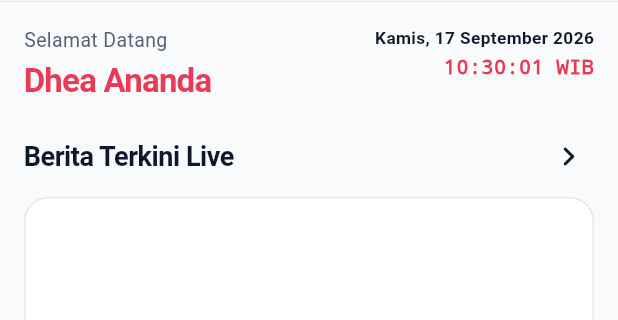
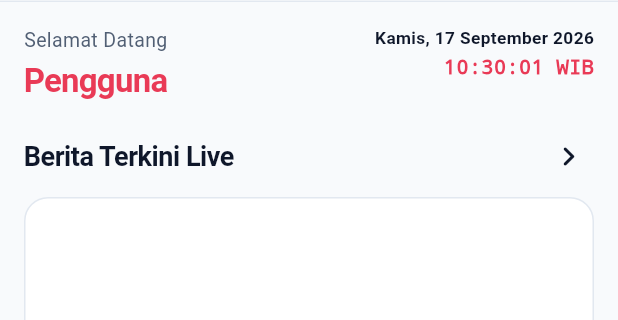
Before and after one commit to DheaIyaa6/KIMPUL, a Flutter app: the HomeScreen screen opened directly, on a phone screen of 412 x 824 dp, the part 88-408 px from its top. Run offline on Flutter 3.47's test engine with Material 3 defaults, Android fonts, the phone set to English and light mode, and no system bars; drawn by our look-alikes of webview_flutter; missing offline and left inert: webfeed_plus; accounts and stored records are empty; network calls fail.

Commit message:
Sambungin nama user dari login ke home dan profile

```diff
--- a/lib/screens/home_screen.dart
+++ b/lib/screens/home_screen.dart
@@ -17,7 +17,14 @@ import 'package:kimpul/screens/profile_screen.dart';
 import 'package:kimpul/screens/tradingview_screen.dart';
 
 class HomeScreen extends StatefulWidget {
-  const HomeScreen({super.key});
+  final String userName;
+  final String userEmail;
+
+  const HomeScreen({
+    super.key,
+    this.userName = 'Pengguna',
+    this.userEmail = '',
+  });
 
   @override
   State<HomeScreen> createState() => _HomeScreenState();
@@ -51,16 +58,8 @@ class _HomeScreenState extends State<HomeScreen> {
   List<NewsItem> _liveNewsItems = [];
   bool _isLoadingLiveNews = true;
 
-  // User Profile
-  final UserProfile _userProfile = UserProfile(
-    name: 'Dhea Ananda',
-    email: 'dhea@kimpul.com',
-    phone: '+62 812-3456-7890',
-    avatarUrl: 'https://i.pravatar.cc/300',
-    clientCode: 'KMP-8892',
-    accountNumber: '9928102831',
-    branch: 'Surabaya, Indonesia',
-  );
+  // User Profile (sekarang diambil dari data login, bukan hardcode)
+  late final UserProfile _userProfile;
 
   // FUNGSI FETCH LIVE RSS NEWS UNTUK CAROUSEL SLIDER & NEWS SCREEN
   Future<void> _fetchLiveCnbcNews() async {
@@ -197,6 +196,13 @@ class _HomeScreenState extends State<HomeScreen> {
   @override
   void initState() {
     super.initState();
+
+    // Ambil nama & email dari data login
+    _userProfile = UserProfile(
+      name: widget.userName,
+      email: widget.userEmail,
+    );
+
     _initMiniChartWidget();
 
     // Inisialisasi Waktu Real-time
--- a/lib/screens/login_screen.dart
+++ b/lib/screens/login_screen.dart
@@ -56,9 +56,16 @@ class _LoginScreenState extends State<LoginScreen> {
         const SnackBar(content: Text('Login Berhasil!')),
       );
 
+      final userData = result['data'] ?? {};
+
       Navigator.pushReplacement(
         context,
-        MaterialPageRoute(builder: (context) => const HomeScreen()),
+        MaterialPageRoute(
+          builder: (context) => HomeScreen(
+            userName: userData['nama'] ?? 'Pengguna',
+            userEmail: userData['email'] ?? '',
+          ),
+        ),
       );
     } else {
       ScaffoldMessenger.of(context).showSnackBar(
--- a/lib/screens/profile_screen.dart
+++ b/lib/screens/profile_screen.dart
@@ -13,7 +13,7 @@ class UserProfile {
   UserProfile({
     required this.name,
     required this.email,
-    required this.phone,
+    this.phone = '',
     this.avatarUrl = 'https://i.pravatar.cc/300',
     this.clientCode = 'KMP-8892',
     this.accountNumber = '9928102831',
```
